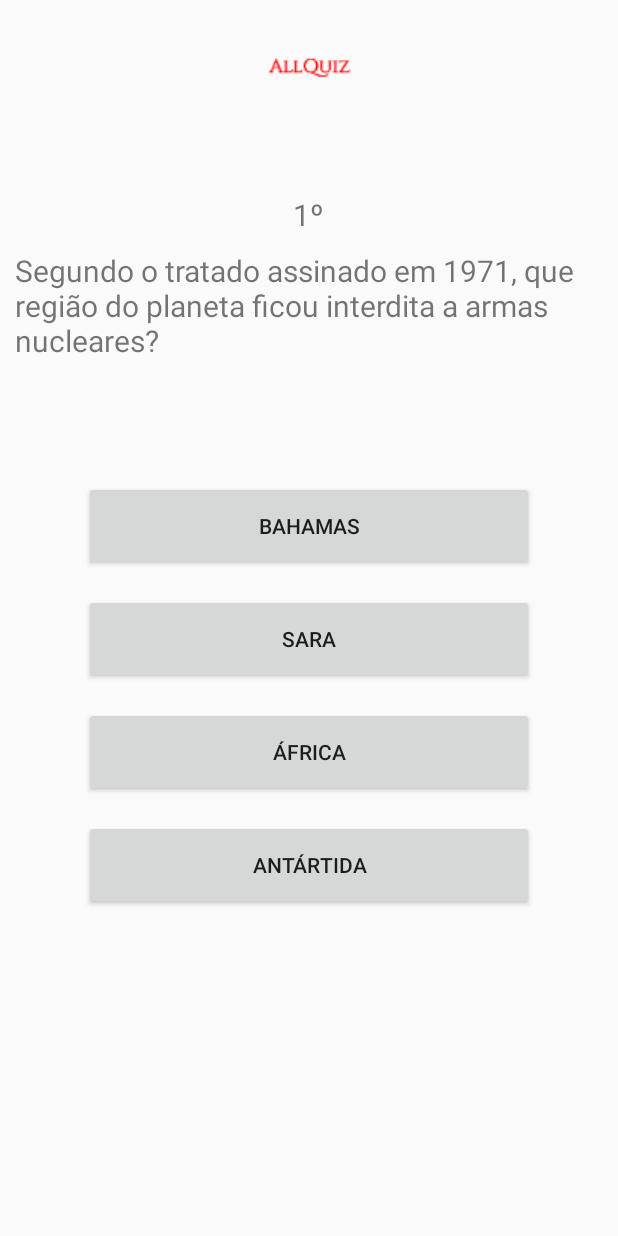
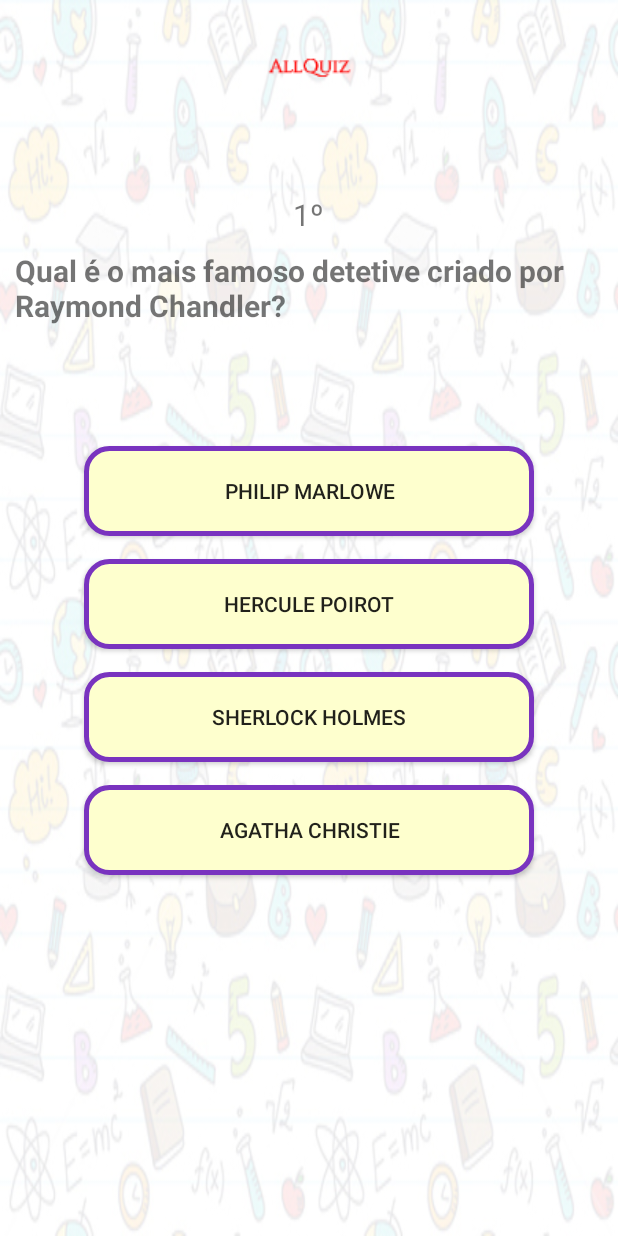
Before and after one commit to KienKse/AllQuiz, an Android app: the quizzActivity screen opened directly, with no data from a screen before it, on a phone screen of 412 x 824 dp. Run offline under Robolectric (Android 15) with nearby library versions, the light colour scheme and no system bars.

Commit message:
Visual, Botões Redondos e som

```diff
--- a/app/src/main/java/com/app/kien/allquiz/ResultActivity.java
+++ b/app/src/main/java/com/app/kien/allquiz/ResultActivity.java
@@ -33,7 +33,6 @@ public class ResultActivity extends AppCompatActivity {
         }
 
         //atualiza o total do score
-
         SharedPreferences.Editor editor= settings.edit();
         editor.putInt("totalScore",totalScore);
         editor.commit();
@@ -44,8 +43,6 @@ public class ResultActivity extends AppCompatActivity {
 
     public void returnTop(View v){
         finish();
-//        Intent i = new Intent(getApplicationContext(), StartActivity.class);
-//        startActivity(i);
     }
 
 }
--- a/app/src/main/java/com/app/kien/allquiz/quizzActivity.java
+++ b/app/src/main/java/com/app/kien/allquiz/quizzActivity.java
@@ -2,7 +2,7 @@ package com.app.kien.allquiz;
 
 import android.content.DialogInterface;
 import android.content.Intent;
-import android.media.Image;
+import android.media.MediaPlayer;
 import android.os.Bundle;
 import android.support.v7.app.AlertDialog;
 import android.support.v7.app.AppCompatActivity;
@@ -36,40 +36,35 @@ public class quizzActivity extends AppCompatActivity {
 
     ArrayList<ArrayList<String>> quiz = new ArrayList<>();
 
+    //  {"Pergunta" , "Resposta Certa", "Escolha 1", "Escolha 2" , "Escolha 3"}
     String quizDados[][] = {
             //Gerais
-//            {"Pergunta" , "Resposta Certa", "Escolha 1", "Escolha 2" , "Escolha 3"}
             {"Que matemático e geógrafo grego calculou o perímetro da Terra em 240 a.C.?", "Eratóstenes", "Descartes", "Sócrates", "Sófocles"},
             {"Segundo o tratado assinado em 1971, que região do planeta ficou interdita a armas nucleares?", "Antártida", "África", "Sara", "Bahamas"},
             {"Por qual  nome se tornou mais conhecido o escritor norte-americano Samuel Langhorne Clemens?", "Mark Twain", "Paul Auster", "Paulo Coelho", "Nicolau Gogol"},
             {"Que expressão alemã significa “guerra-relâmpago”?", "Blitzkrieg", "Relâmpago Mcqueen", "Mittagessen", "Kleiner Vogel"},
-            {"Como se chamou o Sporting Club de Portugal entre 1904 e 1906?", "Campo Grande Football Club", "Sporting de Portugal", "Não teve nome", "Leões da Estrela"}
-    };
-
-    String quizDados2[][] = {
+            {"Como se chamou o Sporting Club de Portugal entre 1904 e 1906?", "Campo Grande Football Club", "Sporting de Portugal", "Não teve nome", "Leões da Estrela"},
             {"Em Portugal, a que cidadãos foi retirado o direito de voto em 1913?", "Analfabetos", "Mulheres", "Emigrantes", "Idosos"},
             {"Qual é o mais famoso detetive criado por Raymond Chandler?", "Philip Marlowe", "Hercule Poirot", "Sherlock Holmes", "Agatha Christie"},
             {"Em que atividade se destacou La Corbusier?", "Arquitetura", "Cinema", "Teatro", "Literatura"},
             {"Que parque natural na região de Bragança foi criado em 1979?", "Montesinho", "Peneda-Gerês", "Alto Douro", "Arrábida"},
             {"Como se chama a personagem principal do filme Touro Enraivecido?", "Jake La Motta", "Sugar Ray Robinson", "Josef Stalin", "Muhamad Ali"}
     };
-    String quizDados3[][] = {
+
+    String quizDados2[][] = {
             //Matemática
+            {"Quanto é !0" , "1", "0", "1,5" , "-1"},
+            {"Quanto é (3*3)*0+1?" , "1", "9", "6" , "0"},
             {"Quanto é 60 ao quadrado?" , "3600", "300", "336" , "3015"},
             {"Mariana tem 18 anos. Sua irmã mais velha Melissa tem o triplo de sua idade. Quantos anos tem melissa?" , "54", "56", "42" , "44"},
             {"O Termômetro subiu 6 graus, o que representa a metade da temperatura de antes. A quantos graus está agora?" , "18 graus", "12 graus", "16 graus" , "9 graus"},
             {"O Avicultor diz: (Se eu tivesse dois Patos a mais, o dobro desse número seria 100.) Quantos Patos tem ele?" , "48 Patos", "54 Patos", "72 Patos" , "60 Patos"},
-            {"Zezinho tem 24 bolas. Dá 4 para Luizinho e ambos ficarão com quantidade igual. Quantas bolas tinhas Luizinho inicialmente?" , "20", "14", "16" , "18"}
-
-    };
-    String quizDados4[][] = {
+            {"Zezinho tem 24 bolas. Dá 4 para Luizinho e ambos ficarão com quantidade igual. Quantas bolas tinhas Luizinho inicialmente?" , "20", "14", "16" , "18"},
             {"Pedrinho tem 6 bolas a mais do que Chico. Os dois juntos têm 54. Quanto tem cada um?" , "Pedrinho tem 30, Chico 24", "Pedrinho tem 28, Chico 22", "Pedrinho tem 36, Chico 30" , "Pedrinho tem 40, Chico 34"},
             {"Seis pessoas comem 6 biscoitos em seis minutos. Quantas pessoas comerão 80 biscoitos em 48 minutos?" , "10 pessoas", "14 pessoas", "15 pessoas" , "8 pessoas"},
             {"Perguntado pela idade, Pedro responde: (Daqui a 30 anos, terei três vezes a idade de agora.) Qual a idade de Pedro?" , "15 anos", "13 anos", "18 anos" , "14 anos"},
             {"A Mãe é três vezes mais velha que a filha. Juntas têm 48 anos. Qual é a idade de cada uma?" , "36 e 12", "33 e 15", "30 e 18" , "34 e 14"},
             {"Se estivessem na sala de aula 5 alunos mais, a metade deles seria 20 alunos. Quantos estão lá realmente?" , "35", "32", "34" , "37"}
-
-
     };
 
     @Override
@@ -87,7 +82,6 @@ public class quizzActivity extends AppCompatActivity {
 
         logo.setImageResource(R.drawable.ic_allquiz);
 
-
         //Receber Tipo de questionario
         int quizCategory = getIntent().getIntExtra("QUIZ_CATEGORY", 0);
 
@@ -100,13 +94,6 @@ public class quizzActivity extends AppCompatActivity {
             case 1:
                 preencher(quizDados2);
                 break;
-            case 2:
-                preencher(quizDados3);
-                break;
-            case 3:
-                preencher(quizDados4);
-                break;
-
         }
 
     }
@@ -165,11 +152,13 @@ public class quizzActivity extends AppCompatActivity {
 
         String alerta;
         if (btResposta.getText().equals(respostCerta)) {
-            // Correto
+            MediaPlayer mp = MediaPlayer.create(quizzActivity.this, R.raw.right);
+            mediaPlayer(mp);
             alerta = "Correto!";
             contadorRespCerta++;
         } else {
-            // Errado
+            MediaPlayer mp = MediaPlayer.create(quizzActivity.this, R.raw.nope);
+            mediaPlayer(mp);
             alerta = "Errado...";
         }
 
@@ -194,4 +183,14 @@ public class quizzActivity extends AppCompatActivity {
         builder.setCancelable(false);
         builder.show();
     }
+
+    private void mediaPlayer(MediaPlayer mp) {
+        mp.setOnCompletionListener(new MediaPlayer.OnCompletionListener() {
+            @Override
+            public void onCompletion(MediaPlayer mp) {
+                mp.release();
+            }
+        });
+        mp.start();
+    }
 }
--- /dev/null
+++ b/app/src/main/res/drawable/redondo.xml
@@ -0,0 +1,12 @@
+<?xml version="1.0" encoding="utf-8"?>
+<selector xmlns:android="http://schemas.android.com/apk/res/android">
+    <item>
+        <shape>
+            <solid android:color="@color/amarelo_claro"/>
+            <stroke android:width="3dp"
+                android:color="@color/roxo_forte">
+            </stroke>
+            <corners android:radius="15dp"/>
+        </shape>
+    </item>
+</selector>
--- a/app/src/main/res/layout/activity_quizz.xml
+++ b/app/src/main/res/layout/activity_quizz.xml
@@ -6,7 +6,8 @@
     android:layout_width="match_parent"
     android:layout_height="match_parent"
     android:orientation="vertical"
-    tools:context="com.app.kien.allquiz.quizzActivity">
+    tools:context="com.app.kien.allquiz.quizzActivity"
+    android:background="@drawable/mat">
 
 
     <ImageView
@@ -26,12 +27,15 @@
         <TextView
             android:layout_margin="@dimen/padAll"
             android:id="@+id/questao"
+            android:textStyle="bold"
+            android:textColorHint="@color/amarelo_claro"
             android:layout_width="wrap_content"
             android:layout_height="wrap_content"
             android:text="@string/text2"
             android:textSize="20sp" />
 
     <Button
+        android:background="@drawable/redondo"
         android:id="@+id/bt1"
         android:padding="@dimen/respBt_padd"
         android:layout_marginTop="@dimen/respBt_first_margin"
@@ -40,6 +44,7 @@
         android:layout_height="@dimen/respBt_heigth" />
 
     <Button
+        android:background="@drawable/redondo"
         android:id="@+id/bt2"
         android:padding="@dimen/respBt_padd"
         android:onClick="checarRespostas"
@@ -48,6 +53,7 @@
         android:layout_height="@dimen/respBt_heigth" />
 
     <Button
+        android:background="@drawable/redondo"
         android:id="@+id/bt3"
         android:padding="@dimen/respBt_padd"
         android:onClick="checarRespostas"
@@ -57,6 +63,7 @@
 
 
     <Button
+        android:background="@drawable/redondo"
         android:id="@+id/bt4"
         android:padding="@dimen/respBt_padd"
         android:onClick="checarRespostas"
--- a/app/src/main/res/values/colors.xml
+++ b/app/src/main/res/values/colors.xml
@@ -4,4 +4,8 @@
     <color name="colorPrimaryDark">#303F9F</color>
     <color name="colorAccent">#FF4081</color>
     <color name="orangered">#FF5011</color>
+    <color name="gray">#d3d3d3</color>
+    <color name="amarelo_claro">#feffce</color>
+    <color name="roxo_forte">#7933bf</color>
+
 </resources>
--- a/app/src/main/res/values/size.xml
+++ b/app/src/main/res/values/size.xml
@@ -1,5 +1,5 @@
 <?xml version="1.0" encoding="utf-8"?>
-<resources>
+<resources xmlns:android="http://schemas.android.com/tools">
     <dimen name="respBt_padd">5dp</dimen>
     <dimen name="respBt_first_margin">70dp</dimen>
     <dimen name="respBt_margin">15dp</dimen>
@@ -12,4 +12,5 @@
     <dimen name="padAll">10dp</dimen>
     <dimen name="botaoStart_width">180dp</dimen>
     <dimen name="botaoStart_height">50dp</dimen>
+
 </resources>
--- a/app/src/main/res/values/strings.xml
+++ b/app/src/main/res/values/strings.xml
@@ -5,9 +5,7 @@
     <string name="resultado">Resultado</string>
     <string name="retorn">Retornar</string>
     <string name="Selecao_Quest">Selecione um Quiz</string>
-    <string name="tipo_quest1">Primeiro Quiz</string>
-    <string name="tipo_quest2">Segundo Quiz</string>
-    <string name="tipo_quest3">Terceiro Quiz</string>
-    <string name="tipo_quest4">Quarto Quiz</string>
+    <string name="tipo_quest1">Questões Gerais</string>
+    <string name="tipo_quest2">Questões de Matemática</string>
 
 </resources>
```
Also changed, not shown: app/src/main/java/com/app/kien/allquiz/StartActivity.java (+8 -8 lines), app/src/main/res/layout/activity_result.xml (+7 -1 lines), app/src/main/res/layout/activity_start.xml (+4 -17 lines), app/src/main/res/drawable/bg.jpg (added), app/src/main/res/drawable/mat.jpg (added), 2 other files. Lines whose indentation alone changed are shown as unchanged.
